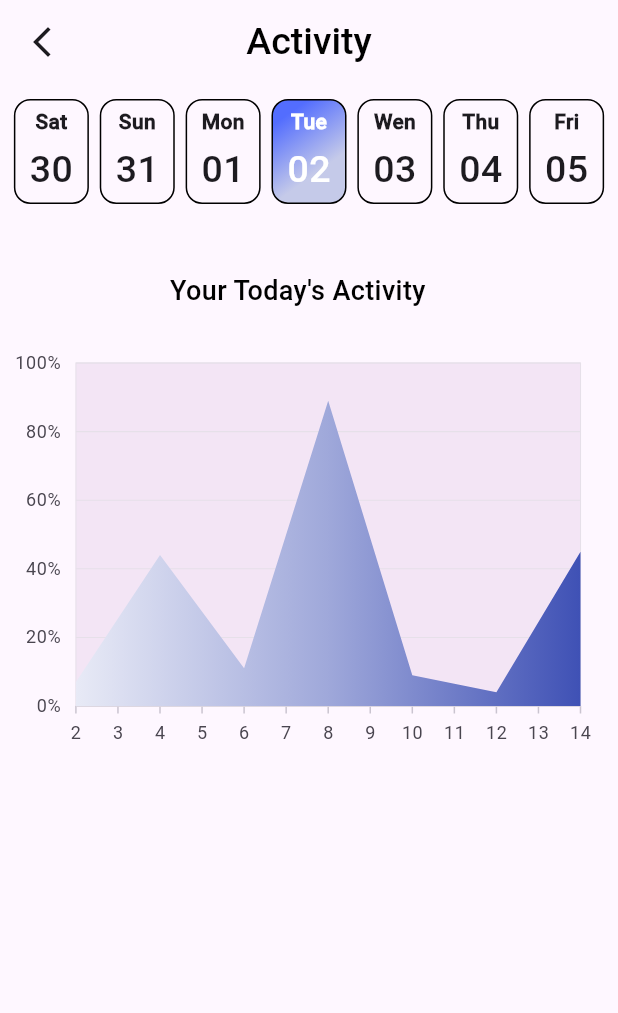
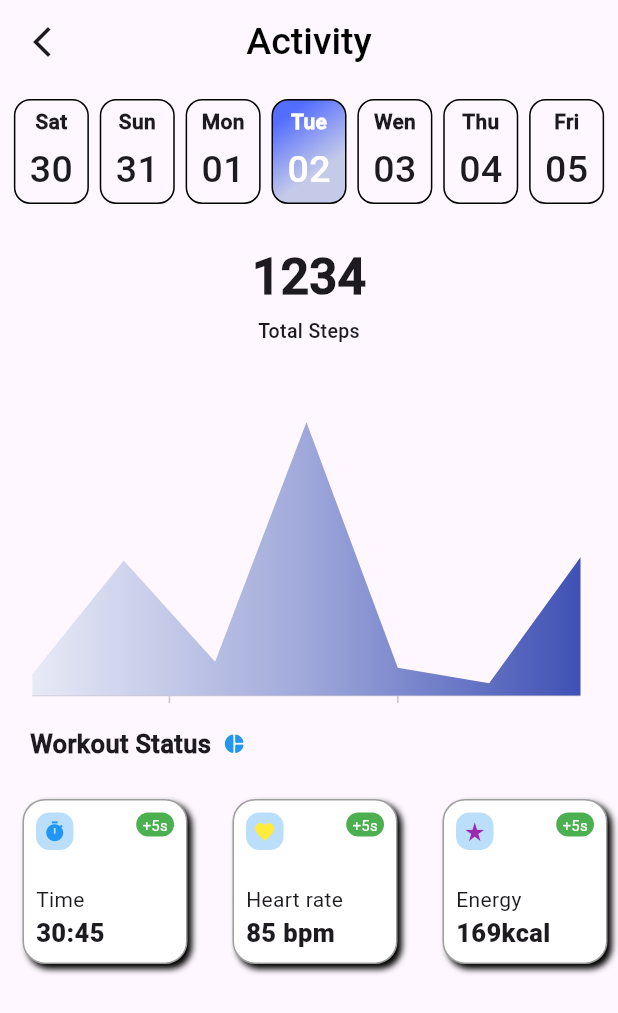
Before and after one commit to Vinesh018/PlusFitness001, a Flutter app: the Steptracker screen opened directly, on a phone screen of 412 x 824 dp. Shown: the top 1013 px of the screen. Run offline on Flutter 3.47's test engine with Material 3 defaults, Android fonts, the phone set to English and light mode, and no system bars; our stand-ins replace animated_splash_screen, cloud_firestore, confetti, firebase_auth, firebase_core, fl_chart and 12 more; missing offline and left inert: dart:ffi, dynamic_shared_preferences, gradient_icon; accounts and stored records are empty.

Commit message:
Added Page For animated graph, created remaining Container, accelorometer page

```diff
--- a/lib/Bhautik/RunningExcersize/steptracker.dart
+++ b/lib/Bhautik/RunningExcersize/steptracker.dart
@@ -6,6 +6,7 @@ import 'package:plus_fitness/Bhautik/RunningExcersize/widget/info.dart';
 import 'package:plus_fitness/Bhautik/RunningExcersize/widget/stats.dart';
 import 'package:plus_fitness/Bhautik/RunningExcersize/widget/step.dart';
 import 'package:plus_fitness/Bhautik/RunningExcersize/widget/animatedgraph.dart';
+import 'package:plus_fitness/Bhautik/RunningExcersize/widget/accelerometer.dart';
 import 'package:plus_fitness/Vinesh/S_AreaOfFocus_cont.dart';
 import 'package:plus_fitness/exercise.dart';
 
@@ -21,8 +22,10 @@ class Steptracker extends StatelessWidget{
       title: Text('Activity',style: appbartextstyle,),
       centerTitle: true,
     ),
-    body: Column(
+    body: SingleChildScrollView(
+      child: Column(
         children: [
+          AccelerometerExample(),
           Dates(),
           Steps(),
           graphdata(),
@@ -31,6 +34,7 @@ class Steptracker extends StatelessWidget{
           Stats()
         ],
       ),
+    ),
    );
   }
 
--- a/lib/Bhautik/RunningExcersize/widget/animatedgraph.dart
+++ b/lib/Bhautik/RunningExcersize/widget/animatedgraph.dart
@@ -40,28 +40,30 @@ class _graphdataState extends State<graphdata> {
         LinearGradient(colors: color, stops: stops);
 
     return Padding(
-      padding: const EdgeInsets.only(top: 45,right: 15),
+      padding: const EdgeInsets.only(top: 15,right: 15),
       child: Column(
         children: [
-          Text("Your Today's Activity",style: TextStyle(fontFamily: 'FontMain',color: Colors.black,
-          fontSize: 18),),
-          Padding(
-            padding: const EdgeInsets.only(top: 25),
-            child: Container(
-              height: size.height / 3,
+          // Text("Your Today's Activity",style: TextStyle(fontFamily: 'FontMain',color: Colors.black,
+          // fontSize: 18),),
+          Container(
+            height: size.height / 3 - 40,
             child: SfCartesianChart(
+              plotAreaBorderWidth: 0,
                 primaryXAxis: NumericAxis(
                   edgeLabelPlacement: EdgeLabelPlacement.shift,
-                    interval: 1,
+
                   majorGridLines: MajorGridLines(width: 0),
+                  labelStyle: TextStyle(fontSize: 0),
                 ),
 
                 primaryYAxis: NumericAxis(
                   labelFormat: '{value}%',
                   axisLine: AxisLine(width: 0),
+                   majorGridLines: MajorGridLines(width: 0),
                   majorTickLines: MajorTickLines(color: Colors.transparent),
+                    labelStyle: TextStyle(fontSize: 0),
                 ),
-                 plotAreaBackgroundColor: Colors.purple.shade50,
+              //  plotAreaBackgroundColor: Colors.purple.shade50,
                 series: <CartesianSeries>[
                   AreaSeries<Flspot, num>(
 
@@ -80,7 +82,6 @@ class _graphdataState extends State<graphdata> {
                       markerSettings: MarkerSettings(isVisible: false)),
                 ]),
           ),
-          ),
         ],
       ),
     );
@@ -88,7 +89,6 @@ class _graphdataState extends State<graphdata> {
 
   @override
   void dispose() {
-    // TODO: implement dispose
     data.clear();
     super.dispose();
   }
--- a/lib/Bhautik/RunningExcersize/widget/stats.dart
+++ b/lib/Bhautik/RunningExcersize/widget/stats.dart
@@ -1,10 +1,153 @@
 import 'package:flutter/material.dart';
+import 'package:flutter/rendering.dart';
+import 'package:flutter/widgets.dart';
 
 class Stats extends StatelessWidget {
   @override
   Widget build(BuildContext context) {
+    return Column(
+      children: [
+        Row(
+          children: [
+            Padding(
+              padding: const EdgeInsets.only(left: 20),
+              child: Text(
+                'Workout Status',
+                style: TextStyle(
+                    fontWeight: FontWeight.w800,
+                    fontSize: 17,
+                    fontFamily: 'FontMain'),
+              ),
+            ),
+            SizedBox(
+              width: 8,
+            ),
+            Icon(
+              Icons.pie_chart_rounded,
+              size: 15,
+              color: Colors.blue,
+            )
+          ],
+        ),
+        SizedBox(
+          height: 15,
+        ),
+        SingleChildScrollView(
+          scrollDirection: Axis.horizontal,
+          child: Row(
+            children: [
+              InfoState(icon: Icons.timer, iconcolor:  Colors.green.shade300, iconbackground: Colors.blue, time: '+5s', value: '30:45', label: 'Time',),
+              InfoState(icon: Icons.favorite, iconcolor:  Colors.green.shade300, iconbackground: Colors.yellow, time: '+5s', value: '85 bpm', label: 'Heart rate',),
+              InfoState(icon: Icons.star_rate, iconcolor:  Colors.green.shade300, iconbackground: Colors.purple, time: '+5s', value: '169kcal', label: 'Energy',),
+            ],
+          ),
+        )
+      ],
+    );
+  }
+}
 
-  return Column();
+class InfoState extends StatefulWidget {
+    final IconData icon;
+  final Color iconcolor;
+  final Color iconbackground;
+  final String time;
+  final String value;
+  final String label;
+
+ InfoState({super.key, required this.icon, required this.iconcolor, required this.iconbackground, required this.time, required this.value, required this.label});
+  @override
+  State<InfoState> createState() => _InfoStateState();
+}
+
+class _InfoStateState extends State<InfoState> {
+
+  @override
+  Widget build(BuildContext context) {
+    return Padding(
+      padding: const EdgeInsets.symmetric(vertical: 5,horizontal: 15),
+      child: Container(
+        height: 110,
+        width: 110,
+        padding: EdgeInsets.all(8),
+        margin: EdgeInsets.symmetric(vertical: 5),
+        decoration: BoxDecoration(
+          color: Colors.white,
+          border: Border.all(
+            color: Colors.grey
+          ),
+          borderRadius: BorderRadius.circular(15),
+          boxShadow: [BoxShadow(
+            color: Colors.black,
+            blurRadius: 3,
+            offset: Offset(3, 3)
+          )],
+        ),
+      child: Stack(
+        children: [
+          iconstate(widget: widget, icon: Icons.timer, backgroundcoloricon : widget.iconbackground,),
+          labeltext(widget: widget),
+          Align(
+            alignment: Alignment.bottomLeft,
+            child: Column(
+              mainAxisSize: MainAxisSize.min,
+              crossAxisAlignment: CrossAxisAlignment.start,
+              children: [
+                Text(widget.label,style: TextStyle(fontSize: 14,),),
+                Text(widget.value,style: TextStyle(fontSize: 17,fontWeight: FontWeight.w800),)
+              ],
+            ),
+          ),
+
+        ],
+      ),
+      ),
+    );
   }
+}
 
+class labeltext extends StatelessWidget {
+  const labeltext({
+    super.key,
+    required this.widget,
+  });
+
+  final InfoState widget;
+
+  @override
+  Widget build(BuildContext context) {
+    return Align(
+      alignment: Alignment.topRight,
+
+      child: Container(
+        padding: EdgeInsets.symmetric(horizontal: 4,vertical: 1),
+        decoration: BoxDecoration(
+          color: Colors.green,
+          borderRadius: BorderRadius.circular(500)
+        ),
+        child: Text(widget.time,style: TextStyle(fontSize: 10,color: Colors.white),)));
+  }
 }
+
+class iconstate extends StatelessWidget {
+  const iconstate({
+    super.key,
+    required this.widget, required this.icon, required this.backgroundcoloricon,
+  });
+
+  final InfoState widget;
+  final IconData icon;
+  final Color backgroundcoloricon;
+
+
+  @override
+  Widget build(BuildContext context) {
+    return Container(
+      padding: EdgeInsets.all(5),
+      decoration: BoxDecoration(
+        color: Colors.blue.shade100,
+        borderRadius: BorderRadius.circular(9)
+      ),
+      child: Icon(widget.icon,size: 15, color: backgroundcoloricon,));
+  }
+}
--- a/lib/Bhautik/RunningExcersize/widget/step.dart
+++ b/lib/Bhautik/RunningExcersize/widget/step.dart
@@ -3,6 +3,15 @@ import 'package:flutter/material.dart';
 class Steps extends StatelessWidget {
   @override
   Widget build(BuildContext context) {
-     return Column();
+     return Padding(
+       padding: const EdgeInsets.only(top: 25),
+       child: Column(
+        children: [
+          Text('1234',style: TextStyle(fontFamily: 'FontMain',fontSize: 33,fontWeight: FontWeight.w800),),
+          Text('Total Steps',style: TextStyle(fontFamily: 'FontMain',fontSize: 13,fontWeight: FontWeight.w500,
+          height: 2),),
+        ],
+       ),
+     );
   }
 }
--- a/lib/Bhautik/constansts/sharedprefkeys.dart
+++ b/lib/Bhautik/constansts/sharedprefkeys.dart
@@ -16,4 +16,5 @@ class sharedprefkeysfinal {
   static String lunchcalsum  = 'lunchcalsum';
   static String dinnercalsum  = 'dinnercalsum';
   static String sumofallcalaries   = 'sumofcal';
+  static String previousvalue   = 'prevalue';
 }
--- a/lib/main.dart
+++ b/lib/main.dart
@@ -34,8 +34,8 @@ Future<void> main() async {
         //home: SplashScreen(),
       //home: MainSignUpPage(),
         //home:UserProfileMainRun()
-        //home: TutorialHome()
-        home: ContactusPageMain()
+        home: TutorialHome()
+        // home: ContactusPageMain()
     ),
   );
 }
--- a/pubspec.yaml
+++ b/pubspec.yaml
@@ -66,6 +66,7 @@ dependencies:
   mailer: ^6.1.0
   fl_chart: ^0.67.0
   syncfusion_flutter_charts: ^25.1.38
+  sensors_plus: ^5.0.0
 
 
 
```
Also changed, not shown: lib/Bhautik/RunningExcersize/widget/accelerometer.dart (added, +132 -0 lines), pubspec.lock. Lines whose indentation alone changed are shown as unchanged.
